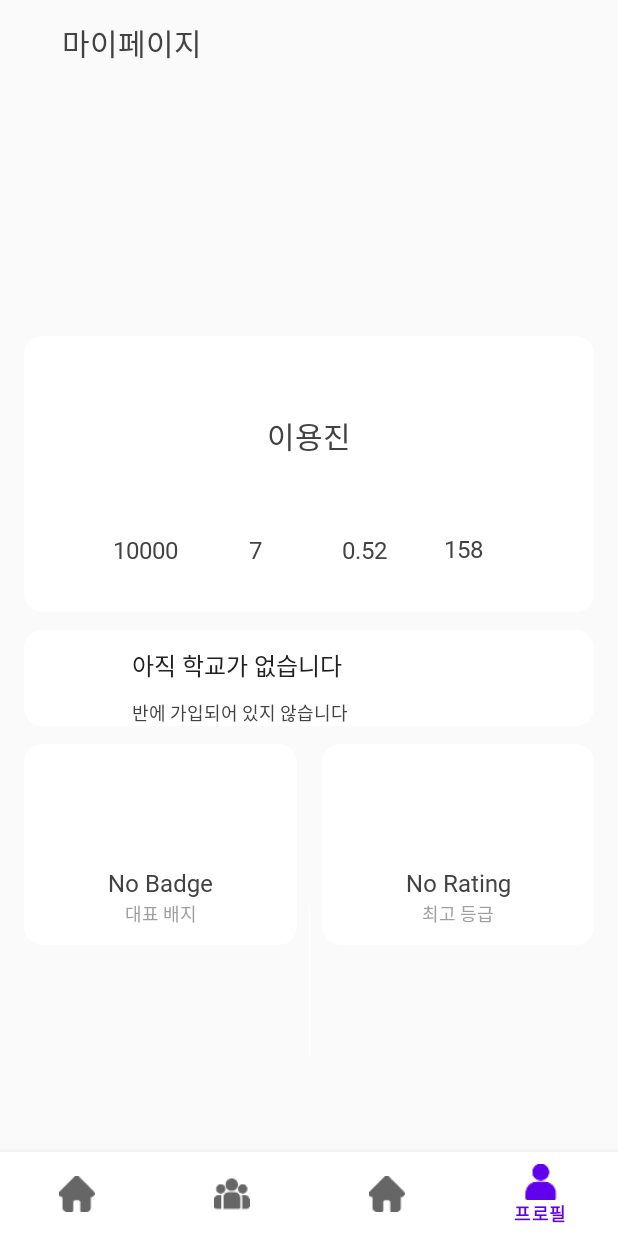
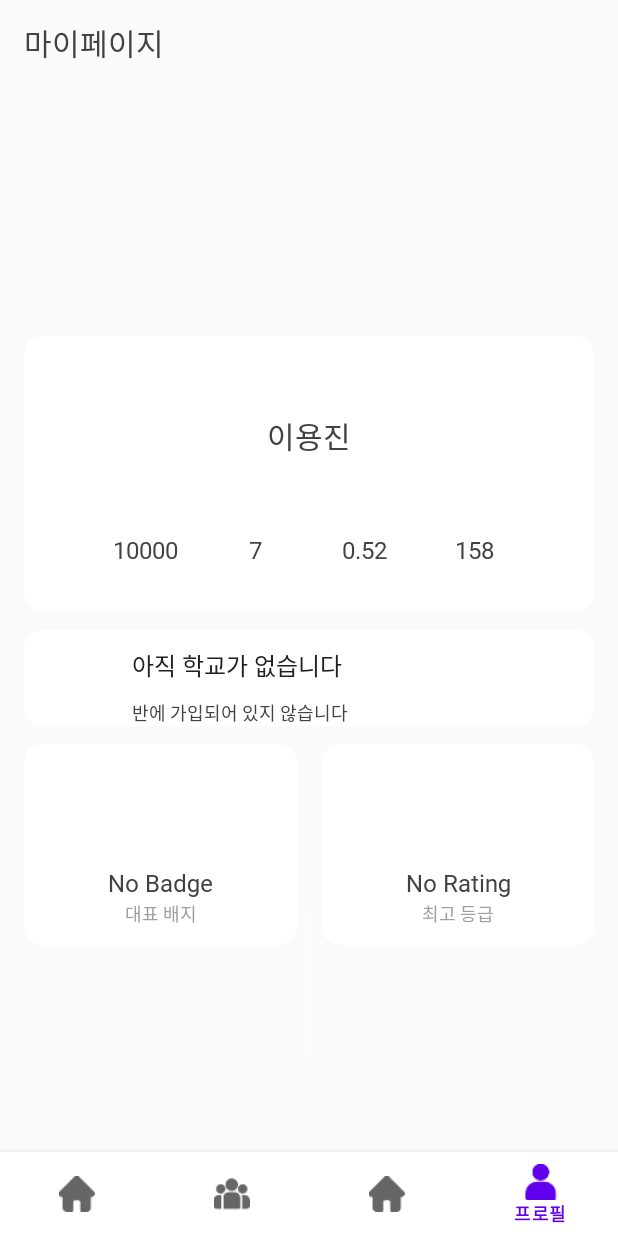
Before and after one commit to Walkhub/walkhub_android, an Android app: the ProfileFragment screen opened through its navigation route, on a phone screen of 412 x 824 dp. Run offline under Robolectric (Android 15) with nearby library versions, the phone set to English and light mode, and no system bars; our stand-ins replace data binding, navigation-ui.

Commit message:
⚡ :: UI 수정

```diff
--- a/presentation/src/main/res/layout/fragment_profile.xml
+++ b/presentation/src/main/res/layout/fragment_profile.xml
@@ -30,14 +30,12 @@
                 android:layout_gravity="center"
                 android:layout_marginStart="16dp"
                 android:layout_marginTop="14dp"
-                android:layout_marginEnd="252dp"
                 android:layout_marginBottom="14dp"
                 android:fontFamily="@font/noto_sans_kr_medium"
                 android:text="마이페이지"
                 android:textColor="@color/gray_800"
                 android:textSize="20sp"
                 app:layout_constraintBottom_toBottomOf="parent"
-                app:layout_constraintEnd_toEndOf="parent"
                 app:layout_constraintStart_toStartOf="parent"
                 app:layout_constraintTop_toTopOf="parent" />
 
@@ -46,13 +44,11 @@
                 android:layout_width="30dp"
                 android:layout_height="30dp"
                 android:layout_gravity="center"
-                android:layout_marginStart="320dp"
                 android:layout_marginTop="16dp"
+                android:layout_marginEnd="16dp"
                 android:layout_marginBottom="16dp"
-                android:layout_marginEnd="16dp"
                 app:layout_constraintBottom_toBottomOf="parent"
                 app:layout_constraintEnd_toEndOf="parent"
-                app:layout_constraintStart_toStartOf="parent"
                 app:layout_constraintTop_toTopOf="parent" />
 
         </androidx.constraintlayout.widget.ConstraintLayout>
@@ -200,8 +196,8 @@
                     android:layout_height="wrap_content"
                     android:layout_marginStart="251dp"
                     android:layout_marginTop="130dp"
-                    android:layout_marginEnd="46dp"
-                    android:layout_marginBottom="31dp"
+                    android:layout_marginEnd="31dp"
+                    android:layout_marginBottom="30dp"
                     android:fontFamily="@font/noto_sans_kr_medium"
                     android:text="158"
                     android:textColor="@color/gray_800"
```
